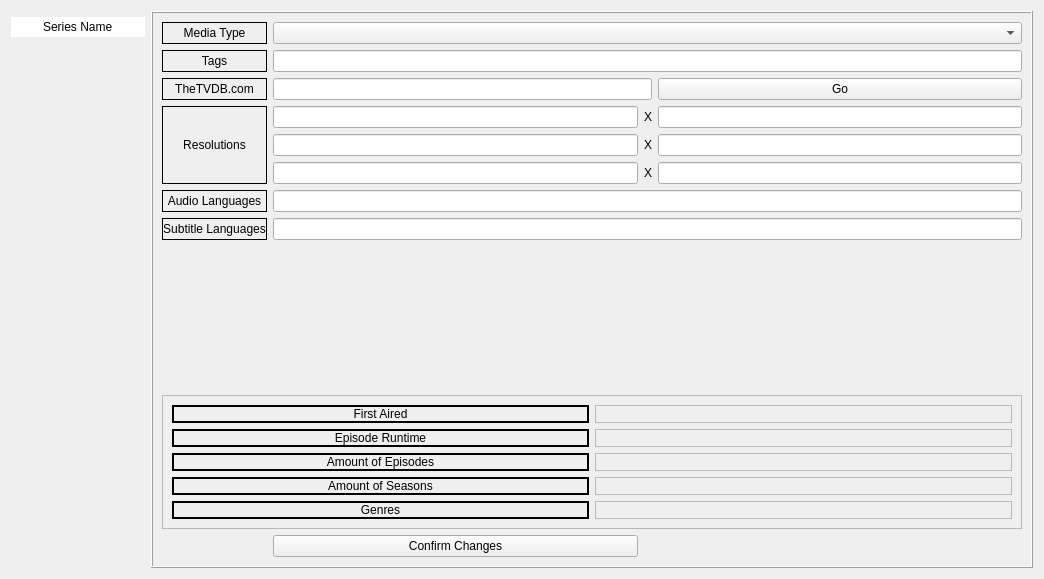
This is toktokkie/ui/qt/qt_designer/tv_series_config.ui in namboy94/toktokkie as Qt 5 draws it before an edit. The edited form follows.
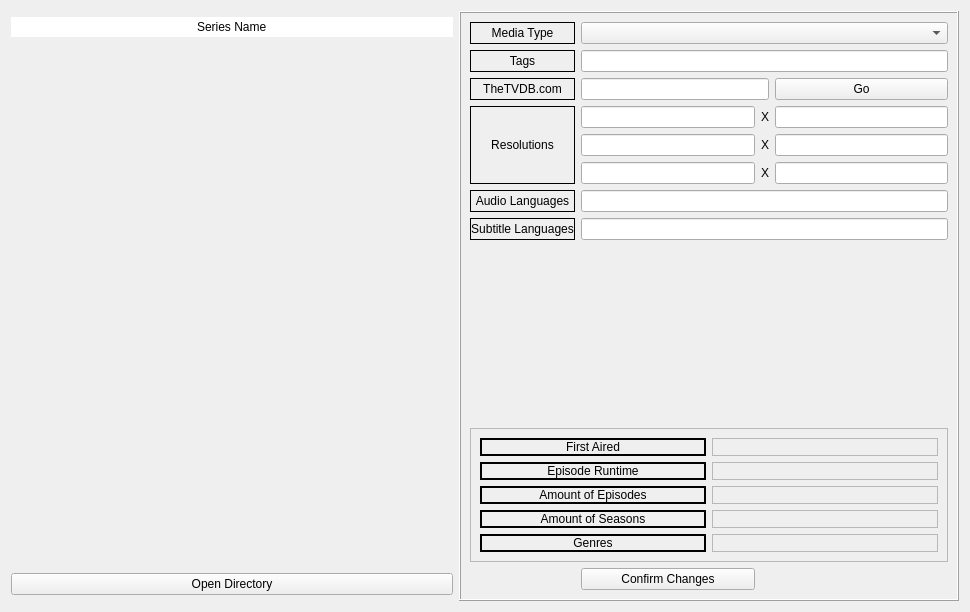
This is the edited form. Icons and pictures are not drawn.

```diff
--- a/toktokkie/ui/qt/qt_designer/tv_series_config.ui
+++ b/toktokkie/ui/qt/qt_designer/tv_series_config.ui
@@ -6,8 +6,8 @@
    <rect>
     <x>0</x>
     <y>0</y>
-    <width>1044</width>
-    <height>579</height>
+    <width>970</width>
+    <height>612</height>
    </rect>
   </property>
   <property name="windowTitle">
@@ -44,10 +44,16 @@
    </item>
    <item row="3" column="0">
     <widget class="QLabel" name="folder_icon_label">
+     <property name="sizePolicy">
+      <sizepolicy hsizetype="Preferred" vsizetype="Preferred">
+       <horstretch>0</horstretch>
+       <verstretch>0</verstretch>
+      </sizepolicy>
+     </property>
      <property name="maximumSize">
       <size>
-       <width>512</width>
-       <height>512</height>
+       <width>5120</width>
+       <height>5120</height>
       </size>
      </property>
      <property name="text">
@@ -57,7 +63,10 @@
       <pixmap>../../../../../../../Downloads/pokemon_folder_icon_by_mikromike-d8mldi8.png</pixmap>
      </property>
      <property name="scaledContents">
-      <bool>true</bool>
+      <bool>false</bool>
+     </property>
+     <property name="alignment">
+      <set>Qt::AlignCenter</set>
      </property>
     </widget>
    </item>
@@ -74,11 +83,17 @@
      </property>
     </spacer>
    </item>
-   <item row="0" column="1" rowspan="5">
+   <item row="0" column="1" rowspan="7">
     <widget class="QFrame" name="frame">
      <property name="enabled">
       <bool>true</bool>
      </property>
+     <property name="maximumSize">
+      <size>
+       <width>500</width>
+       <height>16777215</height>
+      </size>
+     </property>
      <property name="frameShape">
       <enum>QFrame::Box</enum>
      </property>
@@ -442,6 +457,13 @@
      </layout>
     </widget>
    </item>
+   <item row="5" column="0">
+    <widget class="QPushButton" name="open_directory_button">
+     <property name="text">
+      <string>Open Directory</string>
+     </property>
+    </widget>
+   </item>
    <item row="4" column="0">
     <spacer name="verticalSpacer_3">
      <property name="orientation">
```
Left out of the diff: 4 changed lines with no effect on the pictures.
